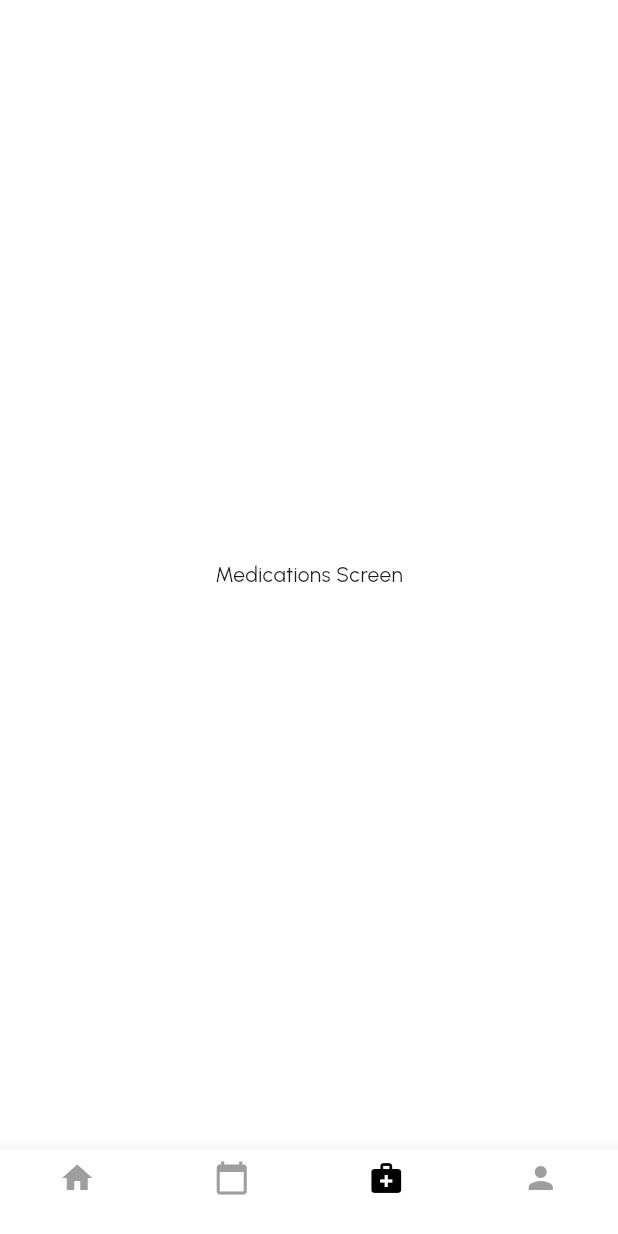
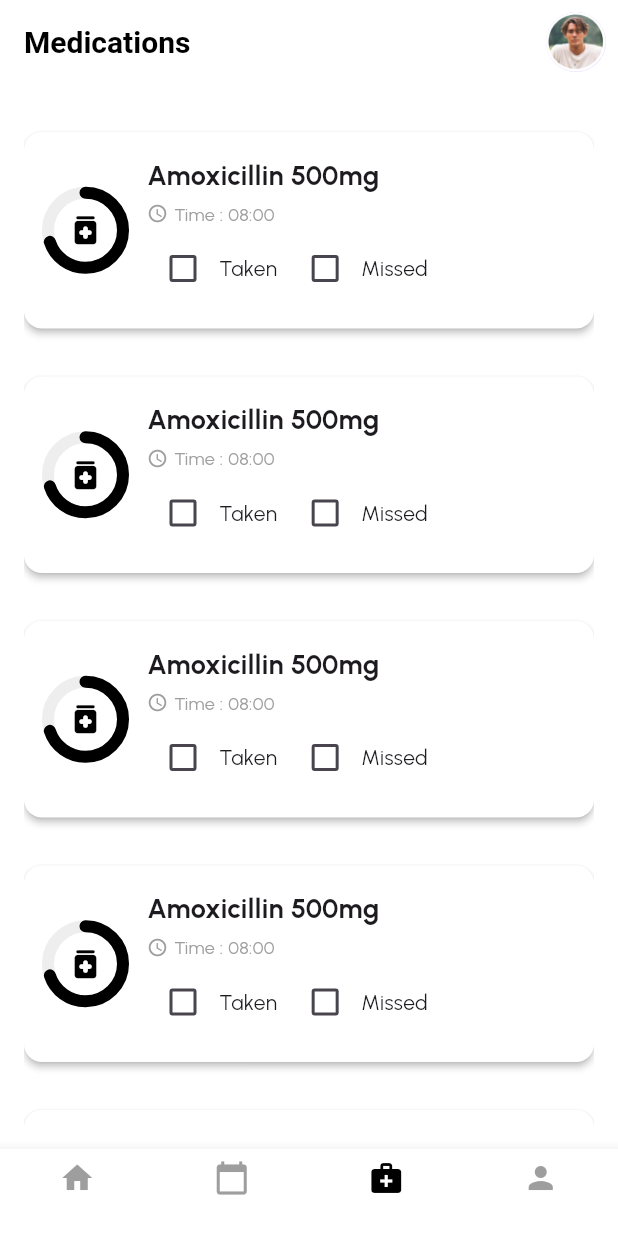
Before and after one commit to bafsoooo/health_tracker_app, a Flutter app: the screen it shows after launch, item 3 of the bottom bar chosen, on a phone screen of 412 x 824 dp. Run offline on Flutter 3.47's test engine with Material 3 defaults, Android fonts, the light colour scheme and no system bars; our stand-ins replace google_fonts.

Commit message:
Working on Medications Screen

```diff
--- a/lib/models/medication.dart
+++ b/lib/models/medication.dart
@@ -0,0 +1,10 @@
+class Medication {
+  final String name;
+  final String time;
+
+  Medication({
+    required this.name,
+    required this.time,
+  });
+
+}
--- a/lib/screens/medications_screen.dart
+++ b/lib/screens/medications_screen.dart
@@ -1,4 +1,5 @@
 import 'package:flutter/material.dart';
+import 'package:health_tracker_app/widgets/medication_item.dart';
 
 class MedicationsScreen extends StatelessWidget {
   const MedicationsScreen({super.key});
@@ -6,7 +7,33 @@ class MedicationsScreen extends StatelessWidget {
   @override
   Widget build(BuildContext context) {
     return Scaffold(
-      body: Center(child: Text('Medications Screen')),
+      appBar: AppBar(
+        title: Text(
+          'Medications',
+          style: TextStyle(fontSize: 20, fontWeight: FontWeight.bold),
+        ),
+        actions: [
+          Padding(
+            padding: EdgeInsets.all(8.0),
+            child: CircleAvatar(
+              radius: 20,
+              backgroundImage: AssetImage('assets/images/avatar.png'),
+            ),
+          ),
+        ],
+      ),
+      body: Padding(
+        padding: EdgeInsets.all(16.0),
+        child: ListView.builder(
+          shrinkWrap: true,
+          itemCount: 5,
+          itemBuilder: (context, index) {
+            return MedicationItem(
+              medicationName: "Amoxicillin 500mg",
+            );
+          },
+        ),
+      ),
     );
   }
 }
--- a/lib/widgets/medication_item.dart
+++ b/lib/widgets/medication_item.dart
@@ -0,0 +1,83 @@
+import 'package:flutter/material.dart';
+import 'package:health_tracker_app/widgets/status_checkbox.dart';
+
+class MedicationItem extends StatefulWidget {
+  final String medicationName;
+
+  const MedicationItem({super.key, required this.medicationName});
+
+  @override
+  State<MedicationItem> createState() => _MedicationItemState();
+}
+
+class _MedicationItemState extends State<MedicationItem> {
+
+  bool isTaken = false;
+  bool isMissed = false;
+
+  @override
+  Widget build(BuildContext context) {
+    return Card(
+      margin: EdgeInsets.symmetric(vertical: 16),
+      child: Padding(
+        padding: const EdgeInsets.all(16.0),
+        child: Row(
+          children: [
+            Stack(
+                alignment: Alignment.center,
+                children: [
+                  SizedBox(
+                    width: 50,
+                    height: 50,
+                    child: CircularProgressIndicator(
+                      value: 0.7,
+                      strokeWidth: 8,
+                      backgroundColor: Colors.grey[200],
+                      valueColor: AlwaysStoppedAnimation<Color>(Colors.black),
+                      strokeCap: StrokeCap.round,
+                    ),
+                  ),
+                  Icon(
+                    Icons.medication_rounded,
+                    color: Colors.black,
+                    size: 25,
+                  ),
+                ],
+              ),
+            SizedBox(width: 16),
+            Column(
+              crossAxisAlignment: CrossAxisAlignment.start,
+              children: [
+                Text(
+                  widget.medicationName,
+                  style: TextStyle(fontSize: 18, fontWeight: FontWeight.bold),
+                ),
+                SizedBox(height: 4),
+                Row(
+                  children: [
+                    Icon(Icons.access_time, size: 14, color: Colors.grey),
+                    SizedBox(width: 4),
+                    Text(
+                      "Time : 08:00 ",
+                      style: TextStyle(fontSize: 12, color: Colors.grey),
+                    ),
+                  ],
+                ),
+                SizedBox(height: 4),
+                Row(
+                  children: [
+                    StatusCheckboxWidget(),
+                    Text("Taken",),
+                    SizedBox(width: 8),
+                    StatusCheckboxWidget(),
+                    Text("Missed"),
+                  ],
+                )
+              ],
+            )
+          ],
+        ),
+      ),
+    );
+  }
+}
--- /dev/null
+++ b/lib/widgets/status_checkbox.dart
@@ -0,0 +1,26 @@
+import 'package:flutter/material.dart';
+
+class StatusCheckboxWidget extends StatefulWidget {
+  StatusCheckboxWidget({super.key });
+
+  bool ischecked = false;
+
+  @override
+  State<StatusCheckboxWidget> createState() => _StatusCheckboxWidgetState();
+}
+
+class _StatusCheckboxWidgetState extends State<StatusCheckboxWidget> {
+  @override
+  Widget build(BuildContext context) {
+    return Checkbox(
+      value: widget.ischecked,
+      onChanged: (value) {
+        setState(() {
+          widget.ischecked = value ?? false;
+        });
+      },
+      checkColor: Colors.white,
+      activeColor: Colors.black,
+    );
+  }
+}
```
